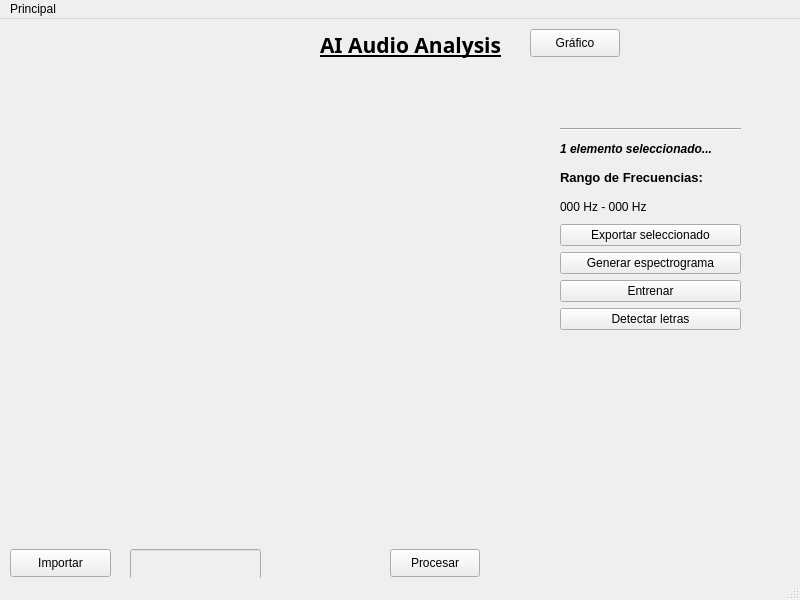
darkmclo/audio-ai-project, file testgui.ui: the form before one commit.
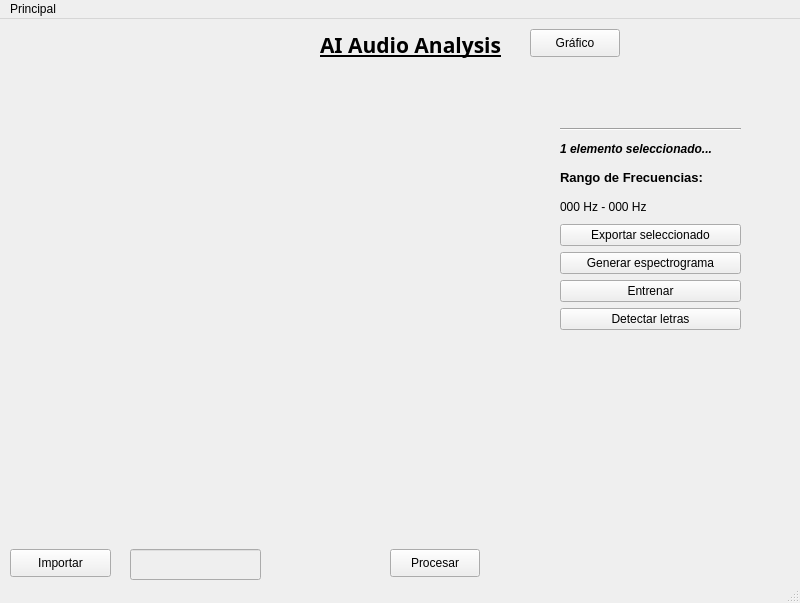
The form after the commit. Icons and pictures are not drawn.

The edit to the form file:
```diff
--- a/testgui.ui
+++ b/testgui.ui
@@ -7,7 +7,7 @@
     <x>0</x>
     <y>0</y>
     <width>800</width>
-    <height>600</height>
+    <height>603</height>
    </rect>
   </property>
   <property name="windowTitle">
```
